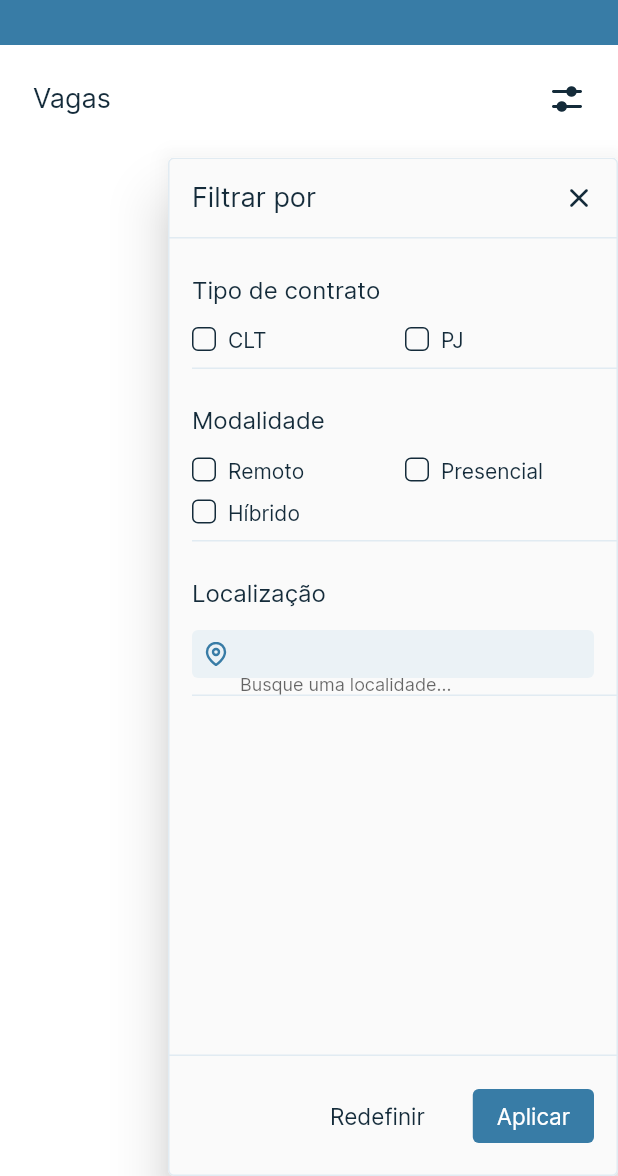
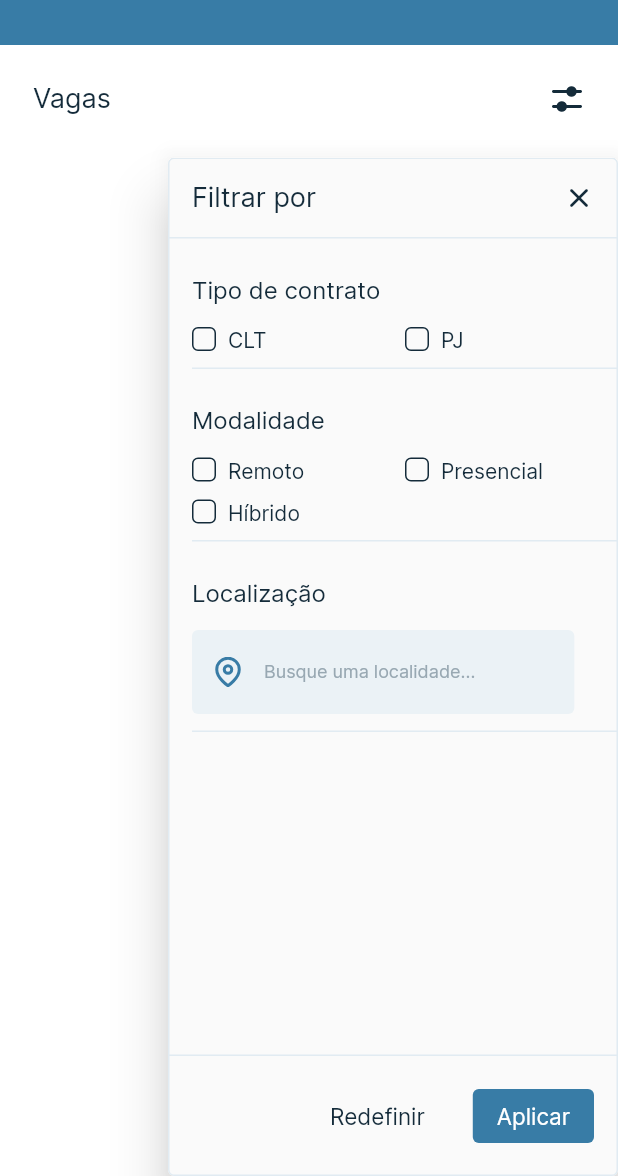
Before and after one commit to elite37oficial/VAGAS_FLUTTER_MOBILE, a Flutter app: the HomeView screen opened by its route, with the side drawer open, on a phone screen of 412 x 824 dp, the part 60-1236 px from its top. Run offline on Flutter 3.47's test engine with Material 2 defaults, Android fonts, the phone set to English and light mode, and no system bars; our stand-ins replace bloc, dio, flutter_bloc, flutter_svg; network calls fail.

Commit message:
Ajustado componente visual do filtro de cidades

```diff
--- a/lib/src/features/core/styles/text_styles.dart
+++ b/lib/src/features/core/styles/text_styles.dart
@@ -1,5 +1,5 @@
 import 'package:flutter/material.dart';
-import 'package:vagas_flutter_mobile/src/features/core/styles/app_colors.dart';
+import 'app_colors.dart';
 
 class TextStyles {
   static TextStyles? _instance;
--- a/lib/src/features/core/widgets/card_widget.dart
+++ b/lib/src/features/core/widgets/card_widget.dart
@@ -1,8 +1,8 @@
 import 'package:flutter/material.dart';
 import 'package:vagas_flutter_mobile/src/features/core/constants/constant.dart';
-import 'package:vagas_flutter_mobile/src/features/core/helpers/size_extensions.dart';
+import 'package:vagas_flutter_mobile/src/features/core//helpers/size_extensions.dart';
 import 'package:vagas_flutter_mobile/src/features/core/styles/app_colors.dart';
-import 'package:vagas_flutter_mobile/src/features/core/styles/text_styles.dart';
+import 'package:vagas_flutter_mobile/src/features/core//styles/text_styles.dart';
 import 'package:vagas_flutter_mobile/src/domain/entities/home_job_entity.dart';
 import '../routes/app_routes.dart';
 
--- a/lib/src/features/core/widgets/custom_developers_topic.dart
+++ b/lib/src/features/core/widgets/custom_developers_topic.dart
@@ -3,7 +3,6 @@ import 'package:flutter_svg/svg.dart';
 import 'package:vagas_flutter_mobile/src/features/core/styles/app_colors.dart';
 import 'package:vagas_flutter_mobile/src/features/core/styles/text_styles.dart';
 import 'package:vagas_flutter_mobile/src/features/views/about/about_controller.dart';
-
 import '../../../data/datasource/get_developers/mock/get_developers_datasource_mock_imp.dart';
 import '../../../data/repositories/get_developers/get_developers_repository_imp.dart';
 import '../../../domain/entities/develop_emtity.dart';
--- a/lib/src/features/core/widgets/custom_drawer.dart
+++ b/lib/src/features/core/widgets/custom_drawer.dart
@@ -1,6 +1,7 @@
 import 'package:flutter/material.dart';
 import 'package:flutter_bloc/flutter_bloc.dart';
 import 'package:flutter_svg/svg.dart';
+import 'package:vagas_flutter_mobile/src/features/core/helpers/size_extensions.dart';
 import 'package:vagas_flutter_mobile/src/features/core/model/filter_options.dart';
 import 'package:vagas_flutter_mobile/src/features/core/styles/app_colors.dart';
 import 'package:vagas_flutter_mobile/src/features/core/styles/text_styles.dart';
@@ -37,7 +38,18 @@ class _CustomDrawerState extends State<CustomDrawer> {
       'São Paulo/SP - BR',
       'Parnaíba/PI - BR',
       'Garanhuns/PE - BR',
-      'Jacuturu/PR - BR'
+      'Jacuturu/PR - BR',
+      'Jacuturu/PR - BR',
+      'Jacuturu/PR - BR',
+      'Jacuturu/PR - BR',
+      'Jacuturu/PR - BR',
+      'Jacuturu/PR - BR',
+      'Jacuturu/PR - BR',
+      'Jacuturu/PR - BR',
+      'Jacuturu/PR - BR',
+      'Jacuturu/PR - BR',
+      'Jacuturu/PR - BR',
+      'Jacuturu/PR - BR',
     ];
 
     List<FilterOptions> listFilter = [
@@ -158,72 +170,91 @@ class _CustomDrawerState extends State<CustomDrawer> {
                                     Padding(
                                       padding: const EdgeInsets.only(
                                           top: 24, bottom: 12, right: 16),
+                                      child: SizedBox(
+                                        width: double.infinity,
                                         child: Column(
                                           crossAxisAlignment:
                                               CrossAxisAlignment.start,
                                           children: [
                                             Text(
                                               "Localização",
-                                            style: context.textStyles.textFilter
+                                              style: context
+                                                  .textStyles.textFilter
                                                   .copyWith(
                                                 fontSize: 16,
                                                 color: AppColors.darker,
                                               ),
                                             ),
                                             SizedBox(height: 16),
-                                          Container(
-                                            height: 32,
-                                            width: 268,
-                                            padding: EdgeInsets.all(8),
-                                            decoration: BoxDecoration(
-                                              color: AppColors.light,
+                                            DropdownMenu(
+                                              menuHeight: 3 * 48,
+                                              enableFilter: true,
+                                              leadingIcon: Container(
+                                                padding: EdgeInsets.symmetric(
+                                                    vertical: 14),
+                                                child: SvgPicture.asset(
+                                                  "assets/images/map-pin.svg",
+                                                ),
+                                              ),
+                                              label: Text(
+                                                "Busque uma localidade...",
+                                                style: context
+                                                    .textStyles.textInterRegular
+                                                    .copyWith(
+                                                  color: AppColors.lightPrimary,
+                                                  fontSize: 12,
+                                                ),
+                                              ),
+                                              trailingIcon: SizedBox.shrink(),
+                                              inputDecorationTheme:
+                                                  InputDecorationTheme(
+                                                filled: true,
+                                                fillColor: AppColors.light,
+                                                floatingLabelBehavior:
+                                                    FloatingLabelBehavior.never,
+                                                contentPadding: EdgeInsets.zero,
+                                                activeIndicatorBorder:
+                                                    BorderSide.none,
+                                                enabledBorder:
+                                                    OutlineInputBorder(
                                                   borderRadius:
                                                       BorderRadius.circular(4),
+                                                  borderSide: BorderSide.none,
                                                 ),
-                                            child: Row(
-                                              crossAxisAlignment:
-                                                  CrossAxisAlignment.center,
-                                              children: [
-                                                SvgPicture.asset(
-                                                  "assets/images/map-pin.svg",
-                                                  height: 16,
-                                                  width: 16,
-                                                ),
-                                                SizedBox(width: 8),
-                                                Container(
-                                                  width: 200,
-                                                  child: Center(
-                                                    child: DropdownMenu(
-                                                      trailingIcon:
-                                                          SizedBox.shrink(),
-                                                      inputDecorationTheme:
-                                                          InputDecorationTheme(
-                                                        alignLabelWithHint:
-                                                            true,
-                                                        contentPadding:
-                                                            EdgeInsets.all(0),
-                                                        border:
-                                                            InputBorder.none,
-                                                      ),
-                                                      hintText:
-                                                          "Busque uma localidade...",
-                                                      textStyle: context
-                                                          .textStyles
-                                                          .textInterRegular
-                                                          .copyWith(
-                                                        color: AppColors
-                                                            .lightPrimary,
-                                                        fontSize: 12,
-                                                      ),
-                                                      dropdownMenuEntries:
-                                                          cityEntries,
+                                                focusedBorder:
+                                                    OutlineInputBorder(
+                                                  borderSide: BorderSide(
+                                                    color: AppColors.primary,
                                                   ),
                                                 ),
                                               ),
+                                              menuStyle: MenuStyle(
+                                                padding:
+                                                    MaterialStatePropertyAll(
+                                                        EdgeInsets.zero),
+                                                shape: MaterialStatePropertyAll(
+                                                  RoundedRectangleBorder(
+                                                    borderRadius:
+                                                        BorderRadius.circular(
+                                                            4),
+                                                    side: BorderSide(
+                                                        color:
+                                                            AppColors.grey500),
+                                                  ),
+                                                ),
+                                                elevation:
+                                                    MaterialStatePropertyAll(0),
+                                              ),
+                                              textStyle: context
+                                                  .textStyles.textInterRegular
+                                                  .copyWith(
+                                                color: AppColors.darker,
+                                                fontSize: 12,
+                                              ),
+                                              dropdownMenuEntries: cityEntries,
+                                            ),
                                           ],
                                         ),
-                                          ),
-                                        ],
                                       ),
                                     ),
                                     Divider(
@@ -313,6 +344,7 @@ class _CustomDrawerState extends State<CustomDrawer> {
                                                 ),
                                               ),
                                             );
+                                        Navigator.of(context).pop();
                                       },
                                       child: Text(
                                         'Aplicar',
```
Lines whose indentation alone changed are shown as unchanged.
